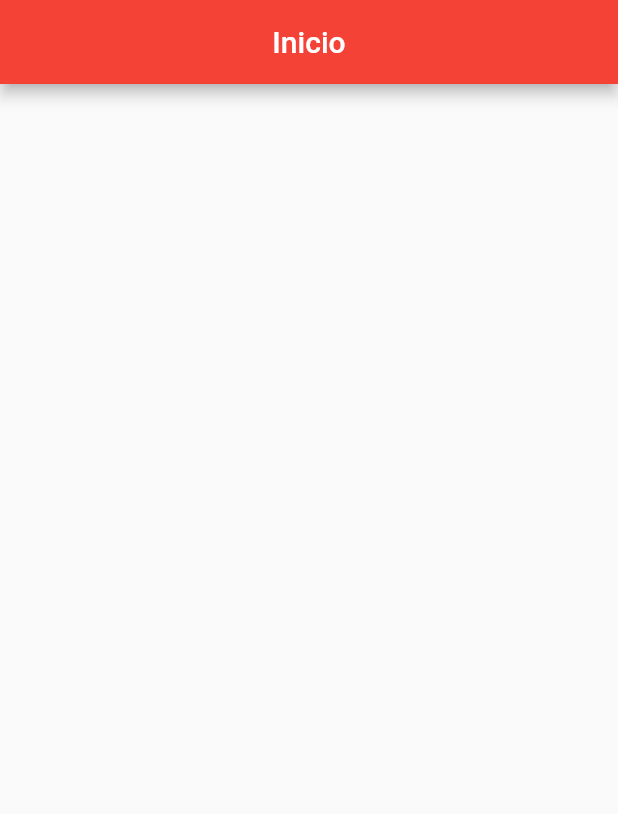
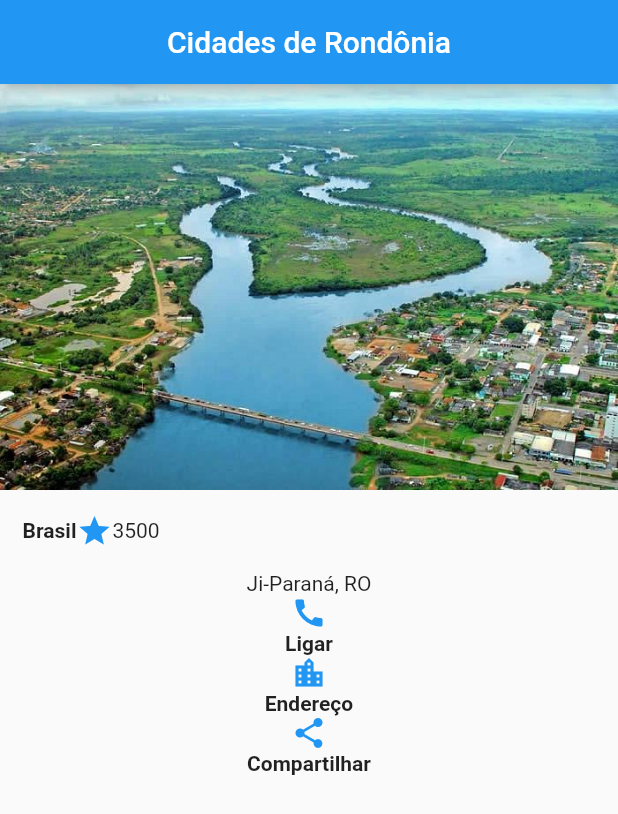
Before and after one commit to ElitonRoberto/Atividade2, a Flutter app: the screen it shows after launch, on a phone screen of 412 x 824 dp. Shown: the top 814 px of the screen. Run offline on Flutter 3.47's test engine with Material 2 defaults, Android fonts, the phone set to English and light mode, and no system bars.

Commit message:
Atualizações

```diff
--- a/lib/main.dart
+++ b/lib/main.dart
@@ -1,31 +1,31 @@
-
 import 'package:flutter/material.dart';
 
 void main() {
   runApp(Aula4());
 }
 
-class Aula4 extends StatelessWidget {//extends: vai consumir de uma classe StatelesWidget
+class Aula4 extends StatelessWidget {
+  //extends: vai consumir de uma classe StatelesWidget
   @override
-  Widget build(BuildContext) {//widget build: construção de varios widget
+  Widget build(BuildContext) {
+    //widget build: construção de varios widget
     return MaterialApp(
-
-      theme: ThemeData(//modifica o tema do appbar
+      /*theme: ThemeData(//modifica o tema do appbar
         primarySwatch: Colors.red,
         textTheme: const TextTheme (bodyMedium: TextStyle(
           fontFamily: "Arial",
           fontSize: 16
         )
         )
-      ),
+      ),Alterar tema*/
 
       home: Scaffold(
-        appBar: AppBar(//barra de cima da aplicação
-          title: const Text("Inicio"),
+          appBar: AppBar(
+            //barra de cima da aplicação
+            title: const Text("Cidades de Rondônia"),
             centerTitle: true,
           ),
-
-       /*2 body: Center(
+          body: Center(
             //child: Text("Aula", style: TextStyle(fontSize: 25),),
 
             /*1 child: Row(//para apenas um componente(widget). row: dentro da mesma linha
@@ -36,25 +36,72 @@ class Aula4 extends StatelessWidget {//extends: vai consumir de uma classe State
             ],
             ),1*/
 
-          child: Column(//dentro da mesma coluna
-            children: [//conjunto de componentes
-                Image(image: AssetImage("assets/ji-parana.jpg")),//imagem
-                Icon(Icons.star, color: Colors.blue),//icone
-                Icon(Icons.star, color: Colors.blue),
-                Icon(Icons.star, color: Colors.blue),
+            child: Column(
+              //dentro da mesma coluna
+              children: [
+                //conjunto de componentes
+                Image(image: AssetImage("assets/ji-parana.jpg")), //imagem
+
                 Container(
-                  padding: EdgeInsets.all(15),//espaço de 15px entre os componentes
-                  child: Row(
+                  padding:
+                      EdgeInsets.all(15), //espaço de 15px entre os componentes
+                  child: const Row(
                     children: [
-                      Text("Brasil"),
+                      Text(
+                        "Brasil",
+                        style: TextStyle(fontWeight: FontWeight.bold),
+                      ),
+
+                      Icon(Icons.star, color: Colors.blue), //icone
+                      Text("3500"),
+                    ],
+                  ), //termina a linha
+                ),
+
                Text("Ji-Paraná, RO"),
+
+                Icon(Icons.call, color: Colors.blue),
+                Text(
+                  "Ligar",
+                  style: TextStyle(fontWeight: FontWeight.bold),
+                ),
+
+                Icon(Icons.location_city, color: Colors.blue),
+                Text(
+                  "Endereço",
+                  style: TextStyle(fontWeight: FontWeight.bold),
+                ),
+
+                Icon(Icons.share, color: Colors.blue),
+                Text(
+                  "Compartilhar",
+                  style: TextStyle(fontWeight: FontWeight.bold),
+                ),
+
+                // Icon(Icons.star, color: Colors.blue),
+                //Text("Ji-Paraná é um município brasileiro do estado de Rondônia. Sua população, conforme estimativas do IBGE de 2021, era de 131 026 habitantes,[5] sendo o segundo mais populoso do estado e o décimo sexto mais populoso da Região Norte do Brasil, a 226ª mais populosa do Brasil e a 113ª mais populosa cidade do interior brasileiro.")
               ],
             ),
+
+            /*GridView.count(//Divisão em campos
+              scrollDirection: Axis.horizontal,
+              crossAxisCount: 3,
+              children: [
+                Container(
+                  color: Colors.yellow
                 ),
+                Container(
+                  color: Colors.green
+                ),
+                Container(
+                  color: Colors.blue
+                ),
+               /* Container(
+                  color: Colors.red
+                )*/
               ],
+          ),*/
           )
-
-        )2*/
 
           /*3body: ListView(//cria uma lista
               children:[
@@ -86,8 +133,7 @@ class Aula4 extends StatelessWidget {//extends: vai consumir de uma classe State
               ]
             )3*/
 
-
-          /*4 body: GridView.count(
+          /*4 body: GridView.count(//Divisão em campos
               scrollDirection: Axis.vertical,
               crossAxisCount: 2,
               children: [
@@ -106,7 +152,7 @@ class Aula4 extends StatelessWidget {//extends: vai consumir de uma classe State
               ],
           )4*/
 
-          /*5 drawer: Drawer(
+          /*5 drawer: Drawer( //menu lateral
             child: ListView(
               children:[
                 DrawerHeader(
@@ -123,8 +169,6 @@ class Aula4 extends StatelessWidget {//extends: vai consumir de uma classe State
             )
           )5**/
 
-
-
           ),
     );
   }
```
Also changed, not shown: pubspec.lock, 1 other file. Lines whose indentation alone changed are shown as unchanged.
